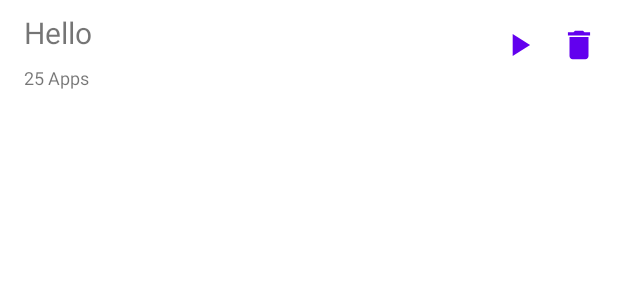
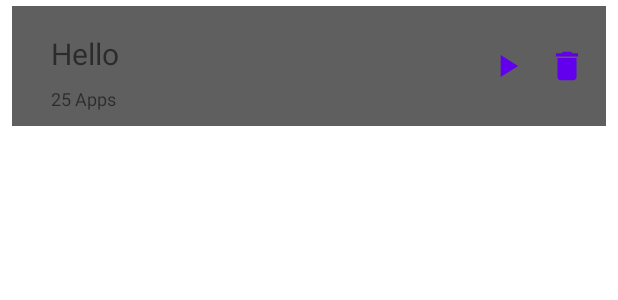
Before and after one commit to MoHussam-865/AppBlocker, an Android app: the layout adapter_home_screen.xml on its own in the app's theme, with its tools: preview values and no code run, on a phone screen of 412 x 824 dp. Shown: the top 300 px of the screen. Run offline under Robolectric (Android 15) with nearby library versions, the light colour scheme and no system bars.

Commit message:
some changes to home interface and making sure the accebility service is working properly

```diff
--- a/app/src/main/java/com/android_a865/appblocker/common/broadcasts/RestartServiceWhenStopped.kt
+++ b/app/src/main/java/com/android_a865/appblocker/common/broadcasts/RestartServiceWhenStopped.kt
@@ -8,6 +8,9 @@ import android.os.Build
 import androidx.annotation.RequiresApi
 import com.android_a865.appblocker.common.services.BackgroundManager
 
+/** responsible to restart the service if the device was
+ * turned off
+ */
 class RestartServiceWhenStopped: BroadcastReceiver() {
 
     @RequiresApi(Build.VERSION_CODES.S)
--- a/app/src/main/res/layout/adapter_home_screen.xml
+++ b/app/src/main/res/layout/adapter_home_screen.xml
@@ -6,13 +6,19 @@
     android:gravity="center_vertical"
     android:orientation="horizontal"
     android:paddingEnd="8dp"
-    android:paddingStart="8dp">
+    android:paddingStart="8dp"
+    android:layout_marginEnd="8dp"
+    android:layout_marginStart="8dp"
+    android:layout_marginBottom="4dp"
+    android:layout_marginTop="4dp"
+    android:background="@color/ic_launcher_background">
 
     <LinearLayout
         android:layout_width="0dp"
         android:layout_height="wrap_content"
         android:layout_weight="1"
-        android:orientation="vertical">
+        android:orientation="vertical"
+        android:layout_margin="10dp">
 
         <TextView
             android:id="@+id/title"
```
Also changed, not shown: app/src/main/java/com/android_a865/appblocker/common/services/BackgroundManager.kt (+13 -22 lines).
